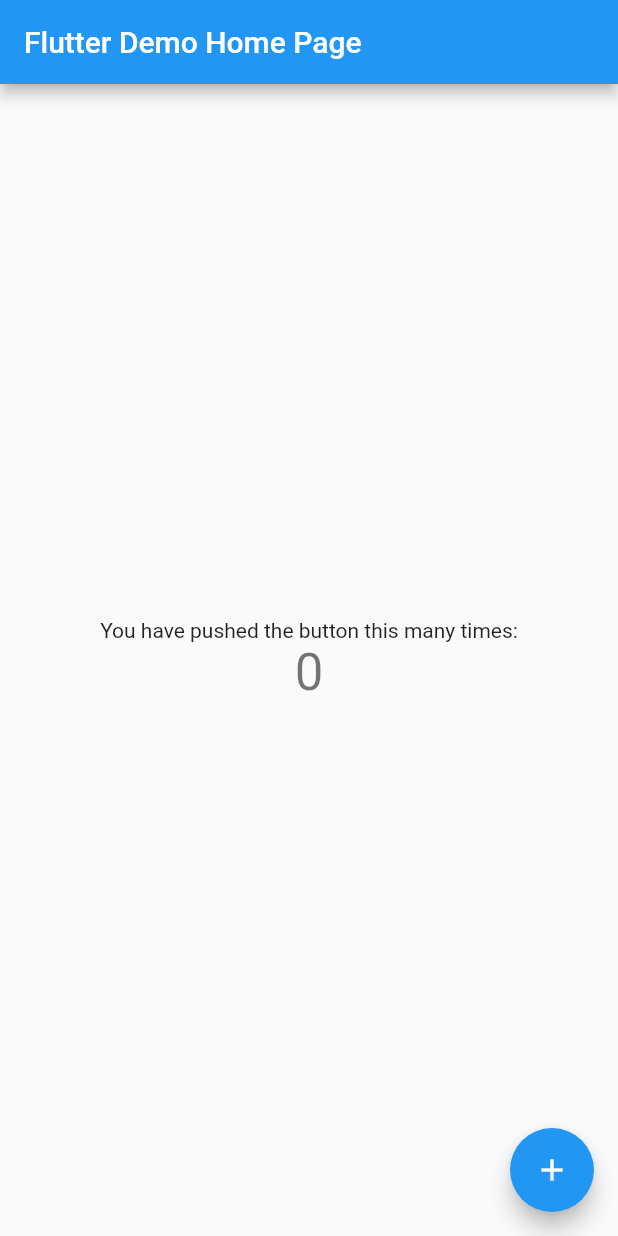
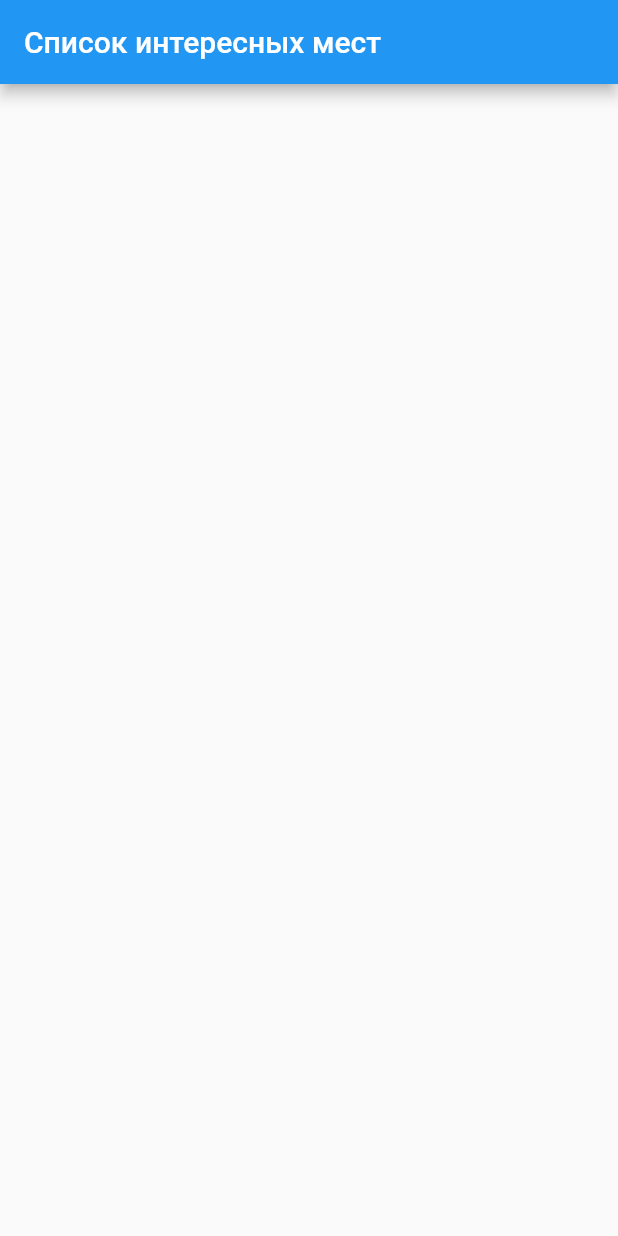
Before and after one commit to venerara/places, a Flutter app: the screen it shows after launch, on a phone screen of 412 x 824 dp. Run offline on Flutter 3.47's test engine with Material 2 defaults, Android fonts, the phone set to English and light mode, and no system bars.

Commit message:
update2 main.dart

```diff
--- a/lib/main.dart
+++ b/lib/main.dart
@@ -7,39 +7,45 @@
 class MyApp extends StatelessWidget {
   const MyApp({Key? key}) : super(key: key);
 
-  // This widget is the root of your application.
   @override
   Widget build(BuildContext context) {
     return MaterialApp(
       title: 'Flutter Demo',
       theme: ThemeData(
-        // This is the theme of your application.
-        //
-        // Try running your application with "flutter run". You'll see the
-        // application has a blue toolbar. Then, without quitting the app, try
-        // changing the primarySwatch below to Colors.green and then invoke
-        // "hot reload" (press "r" in the console where you ran "flutter run",
-        // or simply save your changes to "hot reload" in a Flutter IDE).
-        // Notice that the counter didn't reset back to zero; the application
-        // is not restarted.
         primarySwatch: Colors.blue,
       ),
-      home: const MyHomePage(title: 'Flutter Demo Home Page'),
+      home: const SightListScreen(),
+    );
+  }
+}
+
+class SightListScreen extends StatefulWidget {
+  const SightListScreen({Key? key}) : super(key: key);
+
+  @override
+  _SightListScreenState createState() => _SightListScreenState();
+}
+
+class _SightListScreenState extends State<SightListScreen> {
+  int count = 0;
+  void incrementcount() {
+    setState(() {
+      count++;
+    });
+  }
+
+  @override
+  Widget build(BuildContext context) {
+    return Scaffold(
+      appBar: AppBar(
+        title: Text('Список интересных мест'),
+      ),
     );
   }
 }
 
 class MyHomePage extends StatefulWidget {
   const MyHomePage({Key? key, required this.title}) : super(key: key);
-
-  // This widget is the home page of your application. It is stateful, meaning
-  // that it has a State object (defined below) that contains fields that affect
-  // how it looks.
-
-  // This class is the configuration for the state. It holds the values (in this
-  // case the title) provided by the parent (in this case the App widget) and
-  // used by the build method of the State. Fields in a Widget subclass are
-  // always marked "final".
 
   final String title;
 
@@ -52,47 +58,18 @@
 
   void _incrementCounter() {
     setState(() {
-      // This call to setState tells the Flutter framework that something has
-      // changed in this State, which causes it to rerun the build method below
-      // so that the display can reflect the updated values. If we changed
-      // _counter without calling setState(), then the build method would not be
-      // called again, and so nothing would appear to happen.
       _counter++;
     });
   }
 
   @override
   Widget build(BuildContext context) {
-    // This method is rerun every time setState is called, for instance as done
-    // by the _incrementCounter method above.
-    //
-    // The Flutter framework has been optimized to make rerunning build methods
-    // fast, so that you can just rebuild anything that needs updating rather
-    // than having to individually change instances of widgets.
     return Scaffold(
       appBar: AppBar(
-        // Here we take the value from the MyHomePage object that was created by
-        // the App.build method, and use it to set our appbar title.
         title: Text(widget.title),
       ),
       body: Center(
-        // Center is a layout widget. It takes a single child and positions it
-        // in the middle of the parent.
         child: Column(
-          // Column is also a layout widget. It takes a list of children and
-          // arranges them vertically. By default, it sizes itself to fit its
-          // children horizontally, and tries to be as tall as its parent.
-          //
-          // Invoke "debug painting" (press "p" in the console, choose the
-          // "Toggle Debug Paint" action from the Flutter Inspector in Android
-          // Studio, or the "Toggle Debug Paint" command in Visual Studio Code)
-          // to see the wireframe for each widget.
-          //
-          // Column has various properties to control how it sizes itself and
-          // how it positions its children. Here we use mainAxisAlignment to
-          // center the children vertically; the main axis here is the vertical
-          // axis because Columns are vertical (the cross axis would be
-          // horizontal).
           mainAxisAlignment: MainAxisAlignment.center,
           children: <Widget>[
             const Text(
--- /dev/null
+++ b/lib/ui/screen/sight_list_screen.dart
@@ -0,0 +1,26 @@
+import 'package:flutter/material.dart';
+
+class SightListScreen extends StatefulWidget {
+  const SightListScreen({Key? key}) : super(key: key);
+
+  @override
+  _SightListScreenState createState() => _SightListScreenState();
+}
+
+class _SightListScreenState extends State<SightListScreen> {
+  int count = 0;
+  void incrementcount() {
+    setState(() {
+      count++;
+    });
+  }
+
+  @override
+  Widget build(BuildContext context) {
+    return Scaffold(
+      appBar: AppBar(
+        title: Text('Список интересных мест'),
+      ),
+    );
+  }
+}
```
